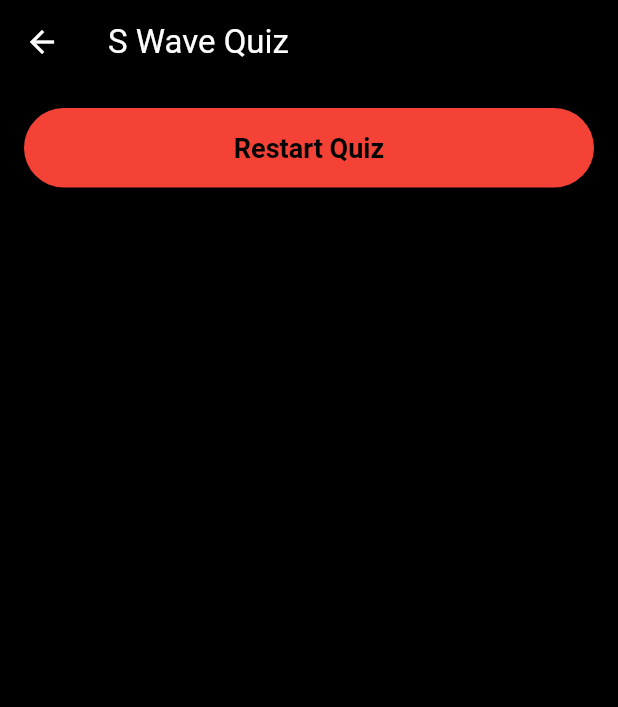
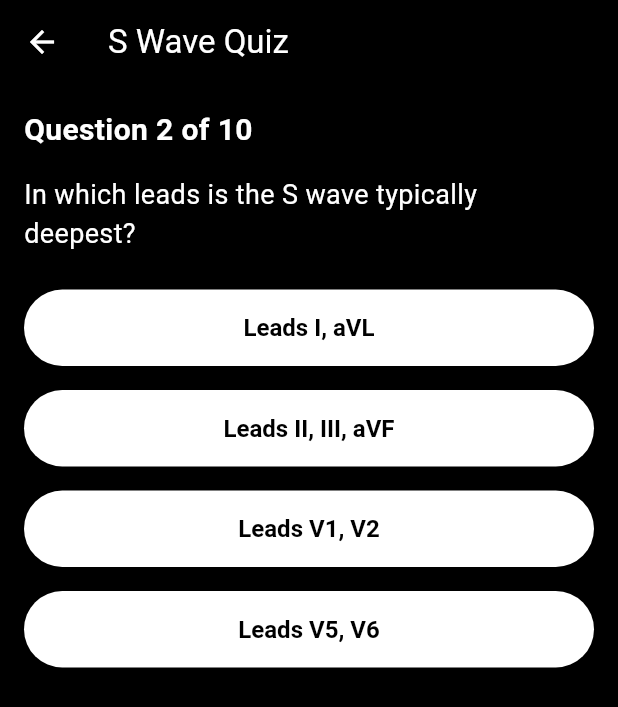
Before and after one commit to cardioverse/ECG-labs, a Flutter app: the SWaveQuizScreen screen opened directly, after a tap on "Atrial depolarization", on a phone screen of 412 x 824 dp. Shown: the top 707 px of the screen. Run offline on Flutter 3.47's test engine with Material 3 defaults, Android fonts, the phone set to English and light mode, and no system bars; our stand-ins replace carousel_slider, cloud_firestore, firebase_auth, firebase_core, firebase_storage, flutter_dotenv and 4 more; accounts and stored records are empty.

Commit message:
updated s wave quiz screen

```diff
--- a/lib/topics_completion_tracker/s_wave_quiz_screen.dart
+++ b/lib/topics_completion_tracker/s_wave_quiz_screen.dart
@@ -11,6 +11,7 @@ class _SWaveQuizScreenState extends State<SWaveQuizScreen> {
   int currentQuestionIndex = 0;
   int score = 0;
   bool showResetButton = false;
+  final int passThreshold = 8;
 
   final List<Map<String, dynamic>> questions = [
     {
@@ -43,11 +44,83 @@ class _SWaveQuizScreenState extends State<SWaveQuizScreen> {
       ],
       'answer': 1,
     },
+    {
+      'question': 'A deep S wave in lead V6 suggests?',
+      'options': [
+        'Right bundle branch block',
+        'Left bundle branch block',
+        'Atrial fibrillation',
+        'Pericarditis'
+      ],
+      'answer': 0,
+    },
+    {
+      'question': 'Which condition is associated with an S1Q3T3 pattern?',
+      'options': [
+        'Pulmonary embolism',
+        'Myocardial infarction',
+        'Ventricular tachycardia',
+        'Hyperkalemia'
+      ],
+      'answer': 0,
+    },
+    {
+      'question': 'In which condition can an S wave persist in lateral leads?',
+      'options': [
+        'Right ventricular hypertrophy',
+        'Left atrial enlargement',
+        'Pericardial effusion',
+        'Hyperthyroidism'
+      ],
+      'answer': 0,
+    },
+    {
+      'question': 'What does a prominent S wave in lead I suggest?',
+      'options': [
+        'Left axis deviation',
+        'Right axis deviation',
+        'Myocardial infarction',
+        'Atrial flutter'
+      ],
+      'answer': 1,
+    },
+    {
+      'question': 'A large S wave in V3 is commonly seen in?',
+      'options': [
+        'Brugada syndrome',
+        'Right ventricular hypertrophy',
+        'Atrial fibrillation',
+        'Sinus bradycardia'
+      ],
+      'answer': 1,
+    },
+    {
+      'question': 'What does an S wave in lead aVR indicate?',
+      'options': [
+        'Normal finding',
+        'Right ventricular hypertrophy',
+        'Pericarditis',
+        'Inferior infarction'
+      ],
+      'answer': 0,
+    },
+    {
+      'question': 'What does an S wave in all precordial leads suggest?',
+      'options': [
+        'Ventricular hypertrophy',
+        'Myocarditis',
+        'Low QRS voltage',
+        'Bundle branch block'
+      ],
+      'answer': 3,
+    },
   ];
 
   void _checkAnswer(int selectedIndex) {
     if (selectedIndex == questions[currentQuestionIndex]['answer']) {
       score++;
+    }
+
     setState(() {
       if (currentQuestionIndex < questions.length - 1) {
         currentQuestionIndex++;
@@ -55,17 +128,12 @@ class _SWaveQuizScreenState extends State<SWaveQuizScreen> {
         _showCompletionDialog();
       }
     });
-    } else {
-      setState(() {
-        showResetButton = true;
-      });
-    }
   }
 
   Future<void> _storeCompletionStatus() async {
     try {
       User? user = FirebaseAuth.instance.currentUser;
-      if (user != null && score == questions.length) {
+      if (user != null && score >= passThreshold) {
         String uid = user.uid;
         DocumentReference userDoc = FirebaseFirestore.instance.collection('userProgress').doc(uid);
 
@@ -121,7 +189,6 @@ class _SWaveQuizScreenState extends State<SWaveQuizScreen> {
         child: Column(
           crossAxisAlignment: CrossAxisAlignment.start,
           children: [
-            if (!showResetButton) ...[
             Text(
               'Question ${currentQuestionIndex + 1} of ${questions.length}',
               style: TextStyle(
@@ -144,7 +211,7 @@ class _SWaveQuizScreenState extends State<SWaveQuizScreen> {
                 padding: const EdgeInsets.symmetric(vertical: 8.0),
                 child: ElevatedButton(
                   style: ElevatedButton.styleFrom(
-                      backgroundColor: Colors.grey[800],
+                    backgroundColor: Colors.white,
                     padding: EdgeInsets.symmetric(vertical: 16.0, horizontal: 24.0),
                     textStyle: TextStyle(fontSize: 16, fontWeight: FontWeight.bold),
                   ),
@@ -153,19 +220,6 @@ class _SWaveQuizScreenState extends State<SWaveQuizScreen> {
                 ),
               );
             }),
-            ] else ...[
-              Center(
-                child: ElevatedButton(
-                  style: ElevatedButton.styleFrom(
-                    backgroundColor: Colors.red,
-                    padding: EdgeInsets.symmetric(vertical: 16.0, horizontal: 24.0),
-                    textStyle: TextStyle(fontSize: 18, fontWeight: FontWeight.bold),
-                  ),
-                  onPressed: _resetQuiz,
-                  child: Text('Restart Quiz'),
-                ),
-              ),
-            ],
           ],
         ),
       ),
```
Lines whose indentation alone changed are shown as unchanged.
